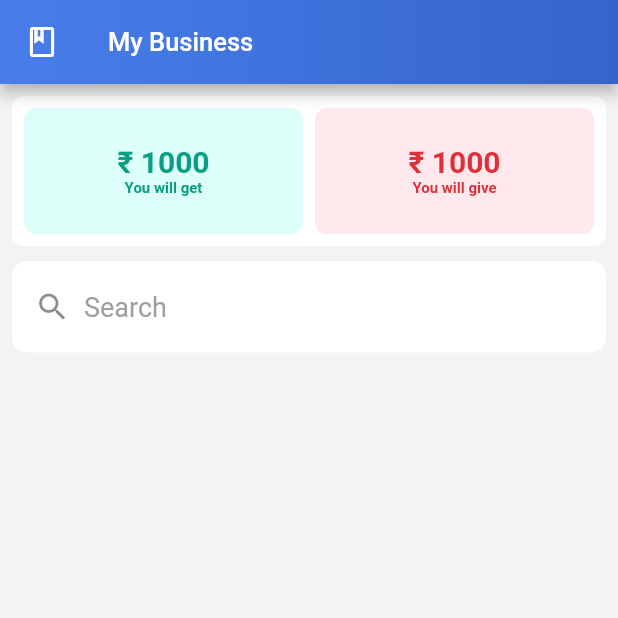
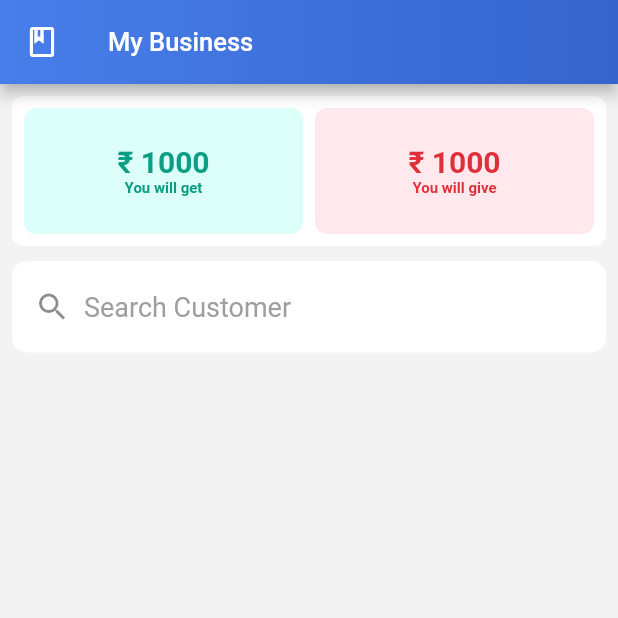
Before and after one commit to Ronak0607/khatabookapp, a Flutter app: the screen it shows after launch, on a phone screen of 412 x 824 dp, the top half of it. Run offline on Flutter 3.47's test engine with Material 2 defaults, Android fonts, the phone set to English and light mode, and no system bars; our stand-ins replace get, sqflite; accounts and stored records are empty.

Commit message:
15-11-2022

```diff
--- a/lib/view/HomeScreen.dart
+++ b/lib/view/HomeScreen.dart
@@ -145,7 +145,7 @@ class _homeScreenState extends State<homeScreen> {
                         border: OutlineInputBorder(
                             borderRadius: BorderRadius.circular(10),
                             borderSide: BorderSide.none),
-                        hintText: 'Search',
+                        hintText: 'Search Customer',
                         hintStyle: TextStyle(color: Colors.grey, fontSize: 18),
                         prefixIcon: Container(
                           padding: EdgeInsets.all(15),
```
